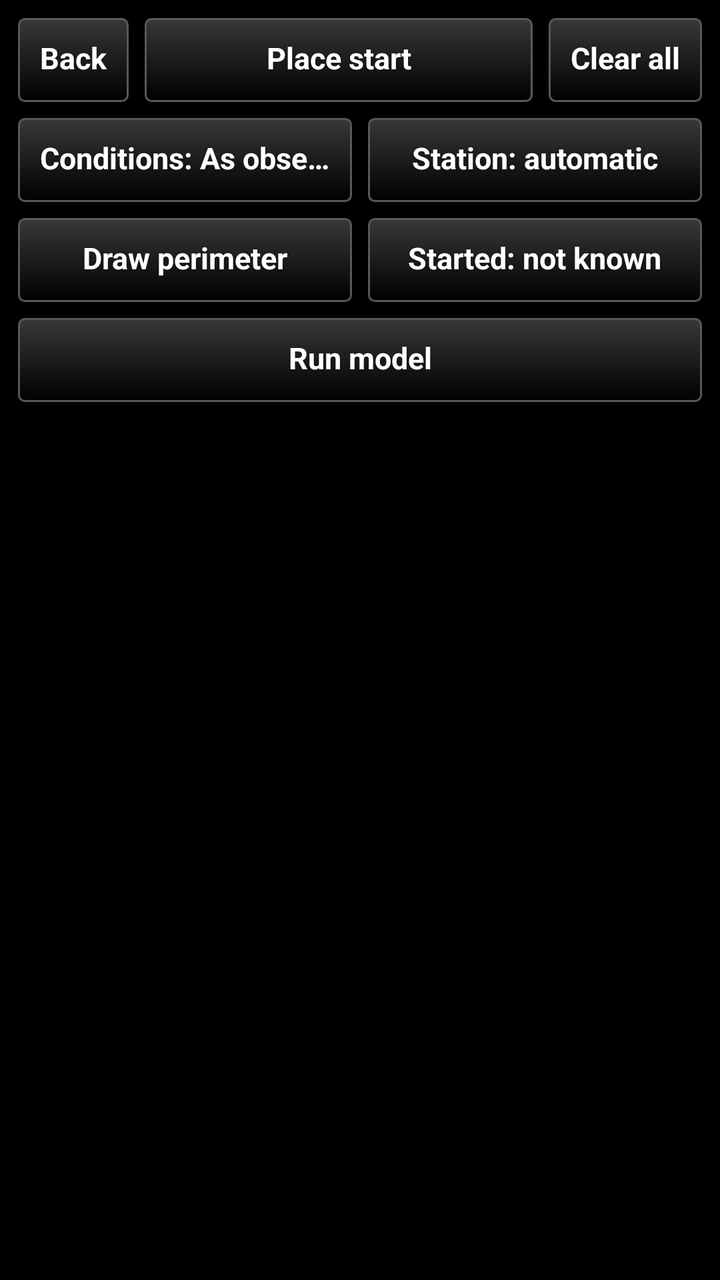
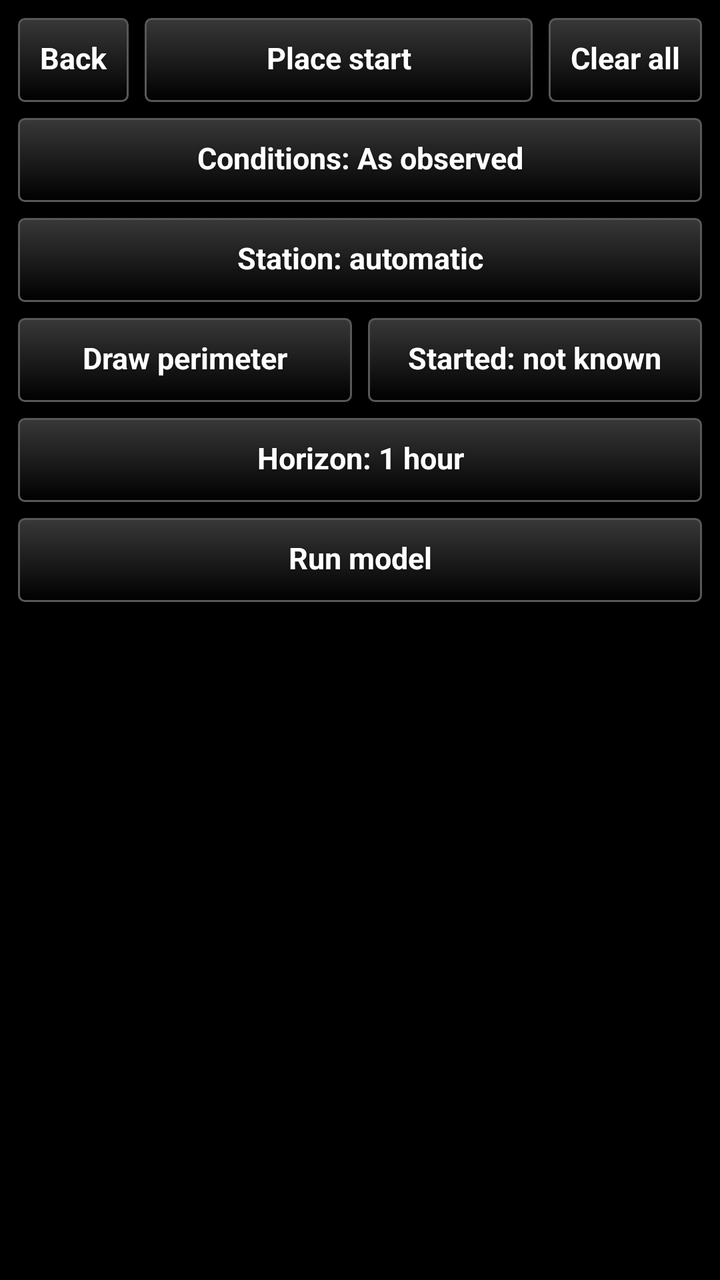

Two renders of the same Android screen: before a commit and after it. Below are the layout's source before the change and the commit's diff.
<!-- AndroidManifest.xml: application theme AppTheme -->
<!-- res/layout/model_panel.xml -->
<?xml version="1.0" encoding="utf-8"?>
<LinearLayout xmlns:android="http://schemas.android.com/apk/res/android"
    android:layout_width="match_parent"
    android:layout_height="match_parent"
    android:orientation="vertical"
    android:padding="8dp">
    <LinearLayout
        android:layout_width="match_parent"
        android:layout_height="wrap_content"
        android:orientation="horizontal"
        android:baselineAligned="false">
        <Button
            android:id="@+id/btn_back"
            style="@style/TakwerxButton"
            android:layout_width="wrap_content"
            android:layout_height="wrap_content"
            android:text="Back" />
        <Button
            android:id="@+id/btn_place"
            style="@style/TakwerxButton"
            android:layout_width="0dp"
            android:layout_weight="1"
            android:layout_height="wrap_content"
            android:layout_marginLeft="6dp"
            android:text="Place start" />
        <Button
            android:id="@+id/btn_clear"
            style="@style/TakwerxButton"
            android:layout_width="wrap_content"
            android:layout_height="wrap_content"
            android:layout_marginLeft="6dp"
            android:text="Clear all" />
    </LinearLayout>
    <LinearLayout
        android:layout_width="match_parent"
        android:layout_height="wrap_content"
        android:orientation="horizontal"
        android:baselineAligned="false"
        android:paddingTop="6dp">
        <Button
            android:id="@+id/btn_conditions"
            style="@style/TakwerxButton"
            android:layout_width="0dp"
            android:layout_weight="1"
            android:layout_height="wrap_content"
            android:text="Conditions: As observed" />
        <Button
            android:id="@+id/btn_station"
            style="@style/TakwerxButton"
            android:layout_width="0dp"
            android:layout_weight="1"
            android:layout_height="wrap_content"
            android:layout_marginLeft="6dp"
            android:text="Station: automatic" />
    </LinearLayout>
    <LinearLayout
        android:layout_width="match_parent"
        android:layout_height="wrap_content"
        android:orientation="horizontal"
        android:baselineAligned="false"
        android:paddingTop="6dp">
        <Button
            android:id="@+id/btn_perimeter"
            style="@style/TakwerxButton"
            android:layout_width="0dp"
            android:layout_weight="1"
            android:layout_height="wrap_content"
            android:text="Draw perimeter" />
        <Button
            android:id="@+id/btn_started"
            style="@style/TakwerxButton"
            android:layout_width="0dp"
            android:layout_weight="1"
            android:layout_height="wrap_content"
            android:layout_marginLeft="6dp"
            android:text="Started: not known" />
    </LinearLayout>
    <Button
        android:id="@+id/btn_run"
        style="@style/TakwerxButton"
        android:layout_width="match_parent"
        android:layout_height="wrap_content"
        android:layout_marginTop="6dp"
        android:text="Run model" />
    <ScrollView
        android:layout_width="match_parent"
        android:layout_height="0dp"
        android:layout_weight="1"
        android:focusableInTouchMode="true"
        android:descendantFocusability="beforeDescendants">
        <LinearLayout
            android:id="@+id/model_body"
            android:layout_width="match_parent"
            android:layout_height="wrap_content"
            android:orientation="vertical"
            android:paddingBottom="12dp" />
    </ScrollView>
</LinearLayout>
<!-- resources referenced by this layout -->
<resources>
  <style name="TakwerxButton" parent="@style/darkButton">
          <item name="android:paddingLeft">12dp</item>
          <item name="android:paddingRight">12dp</item>
          <item name="android:paddingTop">6dp</item>
          <item name="android:paddingBottom">8dp</item>
          <item name="android:minHeight">44dp</item>
          <item name="android:minWidth">0dp</item>
          <item name="android:textSize">15sp</item>
          <item name="android:singleLine">true</item>
          <item name="android:ellipsize">end</item>
      </style>
  <style name="AppTheme" parent="@android:style/Theme.Holo">
          <item name="android:buttonStyle">@android:style/Widget.Button</item>
          <item name="android:imageButtonStyle">@android:style/Widget.Button</item>
          <item name="android:buttonStyleToggle">@android:style/Widget.Button</item>
          <item name="android:spinnerStyle">@style/ATAKSpinner</item>
          <item name="android:spinnerItemStyle">@style/ATAKSpinnerItem</item>
          <item name="android:editTextStyle">@style/ATAKEditText</item>
      </style>
  <style name="darkButton" parent="@android:style/Widget.Button">
          <item name="android:background">@drawable/btn_gray</item>
          <item name="android:shadowColor">@color/darker_gray</item>
          <item name="android:shadowDy">1</item>
          <item name="android:shadowRadius">2</item>
          <item name="android:textColor">@color/white</item>
          <item name="android:textStyle">bold</item>
          <item name="android:paddingTop">0dp</item>
          <item name="android:paddingBottom">3dp</item>
          <item name="android:textSize">@dimen/fontSize</item>
      </style>
  <style name="ATAKSpinner" parent="@android:style/Widget.Spinner">
          <item name="android:spinnerMode">dialog</item>
      </style>
  <style name="ATAKSpinnerItem">
          <item name="android:textColor">@android:color/white</item>
          <item name="android:dropDownVerticalOffset">0dip</item>
          <item name="android:dropDownHorizontalOffset">0dip</item>
          <item name="android:dropDownWidth">wrap_content</item>
          <item name="android:gravity">left|center_vertical</item>
      </style>
  <style name="ATAKEditText" parent="@android:style/Widget.EditText">
          
          
  
          
          <item name="android:imeOptions">flagNoFullscreen</item>
      </style>
  <color name="darker_gray">#121212</color>
  <color name="white">#ffffff</color>
  <dimen name="fontSize">14sp</dimen>
  <!-- drawable new_dark_button_disabled (drawable) -->
  <?xml version="1.0" encoding="utf-8"?>
  <layer-list xmlns:android="http://schemas.android.com/apk/res/android">
      <item android:bottom="1dp" android:right="1dp" android:left="1dp" android:top="1dp">
          <shape android:shape="rectangle">
              <corners android:radius="3dp" />
              <stroke
                  android:width="1dp"
                  android:color="#484848" />
              <solid android:color="#484848" />
          </shape>
      </item>
  </layer-list>
  <!-- drawable new_dark_button_bg (drawable) -->
  <?xml version="1.0" encoding="utf-8"?>
  <layer-list xmlns:android="http://schemas.android.com/apk/res/android">
      <item android:bottom="1dp" android:right="1dp" android:left="1dp" android:top="1dp">
          <shape android:shape="rectangle">
              <corners android:radius="3dp" />
              <stroke
                  android:width="1dp"
                  android:color="#585858" />
              <gradient
                  android:startColor="#000000"
                  android:endColor="#383838"
                  android:angle="90"/>
          </shape>
      </item>
  </layer-list>
  <!-- unchanged entries left out for length: 2 -->
</resources>

<!-- the commit's change to res/layout/model_panel.xml (unified diff, before → after) -->
@@ -31,28 +31,21 @@
             android:layout_marginLeft="6dp"
             android:text="Clear all" />
     </LinearLayout>
-    <LinearLayout
+    
+    <Button
+        android:id="@+id/btn_conditions"
+        style="@style/TakwerxButton"
         android:layout_width="match_parent"
         android:layout_height="wrap_content"
-        android:orientation="horizontal"
-        android:baselineAligned="false"
-        android:paddingTop="6dp">
-        <Button
-            android:id="@+id/btn_conditions"
-            style="@style/TakwerxButton"
-            android:layout_width="0dp"
-            android:layout_weight="1"
-            android:layout_height="wrap_content"
-            android:text="Conditions: As observed" />
-        <Button
-            android:id="@+id/btn_station"
-            style="@style/TakwerxButton"
-            android:layout_width="0dp"
-            android:layout_weight="1"
-            android:layout_height="wrap_content"
-            android:layout_marginLeft="6dp"
-            android:text="Station: automatic" />
-    </LinearLayout>
+        android:layout_marginTop="6dp"
+        android:text="Conditions: As observed" />
+    <Button
+        android:id="@+id/btn_station"
+        style="@style/TakwerxButton"
+        android:layout_width="match_parent"
+        android:layout_height="wrap_content"
+        android:layout_marginTop="6dp"
+        android:text="Station: automatic" />
     <LinearLayout
         android:layout_width="match_parent"
         android:layout_height="wrap_content"
@@ -76,6 +69,13 @@
             android:text="Started: not known" />
     </LinearLayout>
     <Button
+        android:id="@+id/btn_horizon"
+        style="@style/TakwerxButton"
+        android:layout_width="match_parent"
+        android:layout_height="wrap_content"
+        android:layout_marginTop="6dp"
+        android:text="Horizon: 1 hour" />
+    <Button
         android:id="@+id/btn_run"
         style="@style/TakwerxButton"
         android:layout_width="match_parent"
